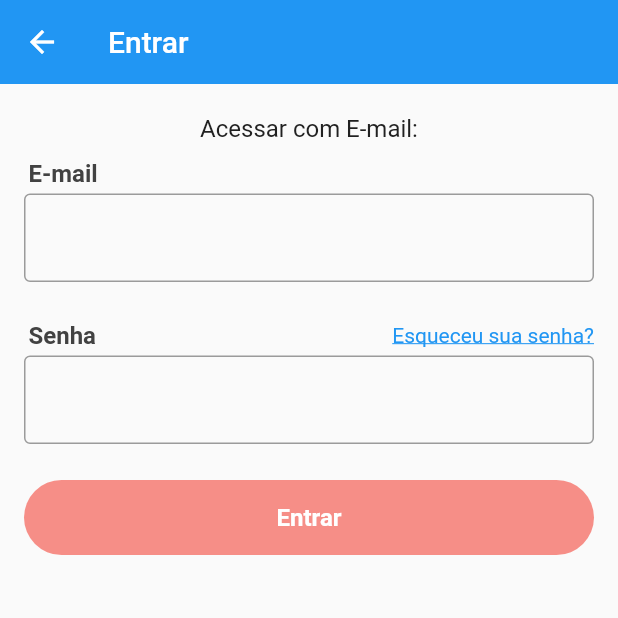
After one commit to D-E-F-E-A-T/xlo_clone, a Flutter app: the LoginScreen screen opened directly, on a phone screen of 412 x 824 dp, the top half of it. The commit adds this screen. Run offline on Flutter 3.47's test engine with Material 2 defaults, Android fonts, the phone set to English and light mode, and no system bars; our stand-ins replace brasil_fields, flutter_mobx, mobx; generated files the repository leaves out were written again.

Commit message:
add tela de login e filtros incompletas

```diff
--- a/lib/main.dart
+++ b/lib/main.dart
@@ -3,6 +3,7 @@ import 'package:provider/provider.dart';
 import 'package:xlo/controllers/home_controller/home_controller.dart';
 import 'package:xlo/screens/base_screen/base_screen.dart';
 import 'controllers/drawer_controller/drawer_controller.dart';
+import 'controllers/login_controller/login_controller.dart';
 
 void main() => runApp(MyApp());
 
@@ -16,7 +17,10 @@ class MyApp extends StatelessWidget {
         ),
         Provider<HomeController>(
           create: (_) => HomeController(),
-        )
+        ),
+        Provider<LoginController>(
+          create: (_) => LoginController(),
+        ),
       ],
       child: MaterialApp(
         title: 'XLO',
--- /dev/null
+++ b/lib/screens/login_screen/components/login_button.dart
@@ -0,0 +1,43 @@
+import 'package:flutter/material.dart';
+import 'package:flutter_mobx/flutter_mobx.dart';
+import 'package:provider/provider.dart';
+import 'package:xlo/controllers/login_controller/login_controller.dart';
+
+class LoginButton extends StatelessWidget {
+
+  @override
+  Widget build(BuildContext context) {
+    final loginController = Provider.of<LoginController>(context);
+    return Container(
+      margin: const EdgeInsets.symmetric(vertical: 24),
+      height: 50,
+      child: Observer(
+        builder: (_) {
+          return RaisedButton(
+            color: Colors.red,
+            disabledColor: Colors.red.withAlpha(150),
+            elevation: 0,
+            shape:
+                RoundedRectangleBorder(borderRadius: BorderRadius.circular(25)),
+            onPressed: loginController.validadoEmailPass && loginController.buttonDisable == false
+                ? () {
+                    loginController.loginWithEmail();
+                  }
+                : null,
+            child: loginController.state == "LOADING" && loginController.buttonDisable == true
+                ? CircularProgressIndicator(
+                    valueColor: AlwaysStoppedAnimation<Color>(Colors.white),
+                  )
+                : Text(
+                    "Entrar",
+                    style: TextStyle(
+                        color: Colors.white,
+                        fontSize: 16,
+                        fontWeight: FontWeight.w600),
+                  ),
+          );
+        },
+      ),
+    );
+  }
+}
--- /dev/null
+++ b/lib/screens/login_screen/login_screen.dart
@@ -0,0 +1,106 @@
+import 'package:flutter/material.dart';
+import 'package:flutter_mobx/flutter_mobx.dart';
+import 'package:provider/provider.dart';
+import 'package:xlo/controllers/login_controller/login_controller.dart';
+
+import 'components/login_button.dart';
+
+class LoginScreen extends StatefulWidget {
+  @override
+  _LoginScreenState createState() => _LoginScreenState();
+}
+
+class _LoginScreenState extends State<LoginScreen> {
+  @override
+  Widget build(BuildContext context) {
+    final loginController = Provider.of<LoginController>(context);
+    return Scaffold(
+      appBar: AppBar(
+        elevation: 0,
+        title: const Text("Entrar"),
+      ),
+      body: SingleChildScrollView(
+        child: Padding(
+          padding: const EdgeInsets.symmetric(horizontal: 16),
+          child: Column(
+            crossAxisAlignment: CrossAxisAlignment.stretch,
+            children: <Widget>[
+              Padding(
+                padding: const EdgeInsets.only(top: 20, bottom: 11),
+                child: Text(
+                  "Acessar com E-mail:",
+                  textAlign: TextAlign.center,
+                  style: TextStyle(fontSize: 16, color: Colors.grey[900]),
+                ),
+              ),
+              Padding(
+                padding: const EdgeInsets.only(left: 3, bottom: 4),
+                child: Text(
+                  "E-mail",
+                  style: TextStyle(
+                      color: Colors.grey[800],
+                      fontSize: 16,
+                      fontWeight: FontWeight.w700),
+                ),
+              ),
+              Observer(builder: (_) {
+                return TextField(
+                  keyboardType: TextInputType.emailAddress,
+                  autocorrect: false,
+                  decoration: InputDecoration(
+                    border: const OutlineInputBorder(),
+                    errorText: loginController.errorEmail == "false"
+                        ? null
+                        : loginController.errorEmail,
+                    enabled: loginController.enabled,
+                  ),
+                  onChanged: loginController.setEmail,
+                );
+              }),
+              Padding(
+                padding: const EdgeInsets.only(left: 3, bottom: 4, top: 26),
+                child: Row(
+                  children: <Widget>[
+                    Expanded(
+                      child: Text(
+                        "Senha",
+                        style: TextStyle(
+                            color: Colors.grey[800],
+                            fontSize: 16,
+                            fontWeight: FontWeight.w700),
+                      ),
+                    ),
+                    GestureDetector(
+                      child: Text(
+                        "Esqueceu sua senha?",
+                        style: TextStyle(
+                            decoration: TextDecoration.underline,
+                            color: Colors.blue),
+                      ),
+                      onTap: () {},
+                    ),
+                  ],
+                ),
+              ),
+              Observer(builder: (_) {
+                return TextField(
+                  obscureText: true,
+                  autocorrect: false,
+                  decoration: InputDecoration(
+                    border: const OutlineInputBorder(),
+                    errorText: loginController.errorPassword == "false"
+                        ? null
+                        : loginController.errorPassword,
+                    enabled: loginController.enabled,
+                  ),
+                  onChanged: loginController.setPassword,
+                );
+              }),
+              LoginButton(),
+            ],
+          ),
+        ),
+      ),
+    );
+  }
+}
```
Also changed, not shown: lib/controllers/login_controller/login_controller.dart (added, +63 -0 lines), lib/widget/custom_drawer/components/custom_header.dart (+9 -1 lines), lib/controllers/login_controller/login_controller.g.dart (added).
